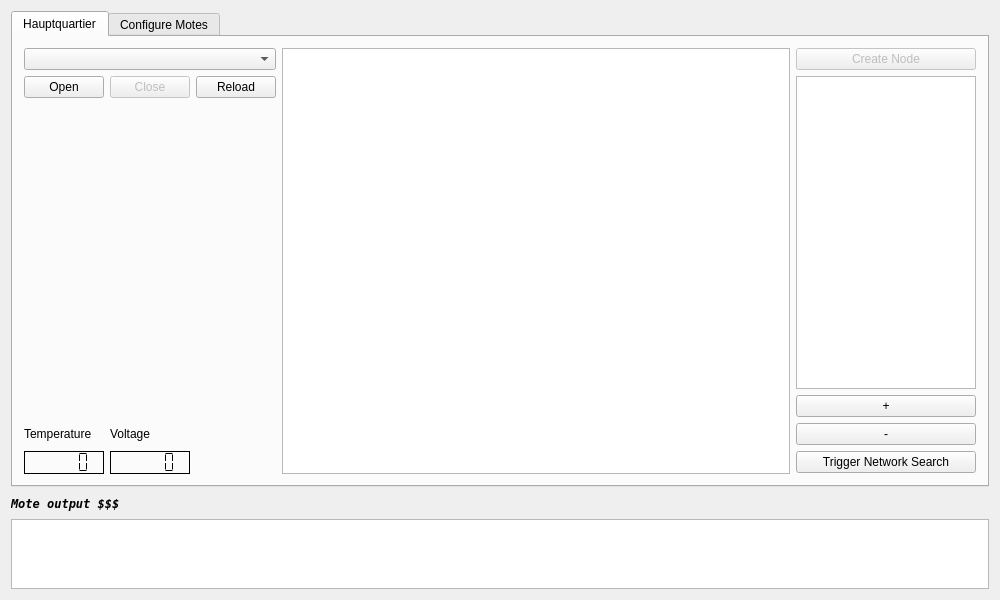
Old version of the form gui/mainwindow.ui in the repository heat1q/plant.io.
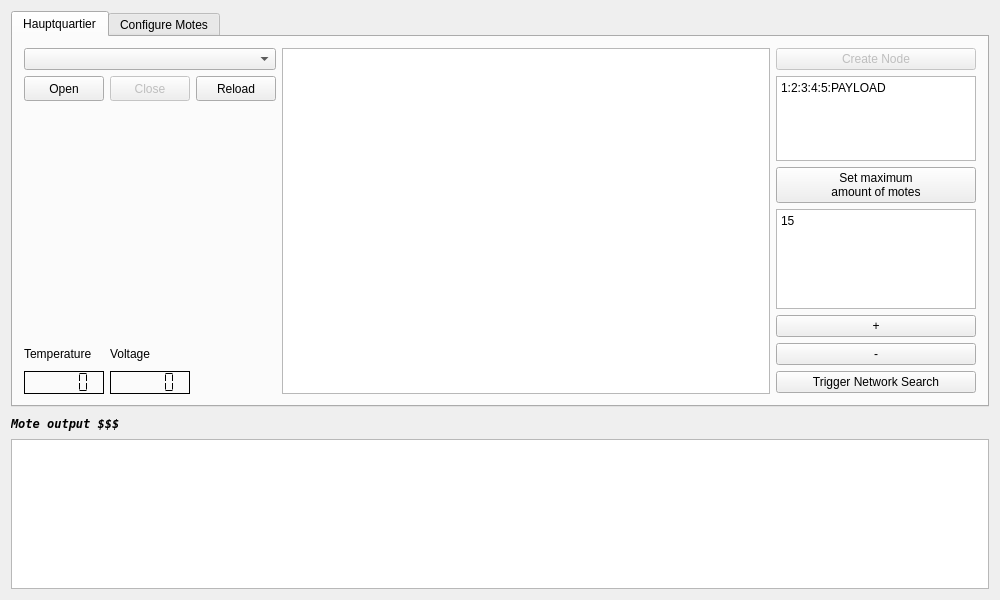
New version of the form.

Commit message: Updated Layout. Added setmax button. Changed window name. Etc.

```diff
--- a/gui/mainwindow.ui
+++ b/gui/mainwindow.ui
@@ -28,15 +28,8 @@
         <property name="horizontalSpacing">
          <number>6</number>
         </property>
-        <item row="6" column="1">
-         <widget class="QLabel" name="label_volt">
-          <property name="text">
-           <string>Voltage</string>
-          </property>
-         </widget>
-        </item>
-        <item row="7" column="1">
-         <widget class="QLCDNumber" name="lcdNumber_voltage">
+        <item row="8" column="0">
+         <widget class="QLCDNumber" name="lcdNumber_light">
           <property name="font">
            <font>
             <family>DejaVu Sans Mono</family>
@@ -56,16 +49,19 @@
           </property>
          </widget>
         </item>
-        <item row="5" column="4">
-         <widget class="QPushButton" name="pushButton_zoomin">
+        <item row="1" column="2">
+         <widget class="QPushButton" name="pushButton_reload">
+          <property name="enabled">
+           <bool>true</bool>
+          </property>
           <property name="maximumSize">
            <size>
-            <width>180</width>
-            <height>16777215</height>
+            <width>100000</width>
+            <height>25</height>
            </size>
           </property>
           <property name="text">
-           <string>+</string>
+           <string>Reload</string>
           </property>
          </widget>
         </item>
@@ -74,38 +70,130 @@
           <property name="enabled">
            <bool>false</bool>
           </property>
+          <property name="maximumSize">
+           <size>
+            <width>100000</width>
+            <height>25</height>
+           </size>
+          </property>
           <property name="text">
            <string>Close</string>
           </property>
          </widget>
         </item>
-        <item row="0" column="4">
-         <widget class="QPushButton" name="pushButton_create">
-          <property name="enabled">
-           <bool>false</bool>
-          </property>
-          <property name="maximumSize">
-           <size>
-            <width>180</width>
-            <height>16777215</height>
-           </size>
-          </property>
-          <property name="text">
-           <string>Create Node</string>
-          </property>
-         </widget>
-        </item>
         <item row="7" column="4">
+         <widget class="QPushButton" name="pushButton_zoomout">
+          <property name="sizePolicy">
+           <sizepolicy hsizetype="Fixed" vsizetype="Fixed">
+            <horstretch>0</horstretch>
+            <verstretch>0</verstretch>
+           </sizepolicy>
+          </property>
+          <property name="minimumSize">
+           <size>
+            <width>200</width>
+            <height>0</height>
+           </size>
+          </property>
+          <property name="maximumSize">
+           <size>
+            <width>200</width>
+            <height>16777215</height>
+           </size>
+          </property>
+          <property name="baseSize">
+           <size>
+            <width>0</width>
+            <height>0</height>
+           </size>
+          </property>
+          <property name="text">
+           <string>-</string>
+          </property>
+         </widget>
+        </item>
+        <item row="1" column="4" rowspan="2">
+         <widget class="QPlainTextEdit" name="plainTextEdit_create">
+          <property name="sizePolicy">
+           <sizepolicy hsizetype="Fixed" vsizetype="Expanding">
+            <horstretch>0</horstretch>
+            <verstretch>0</verstretch>
+           </sizepolicy>
+          </property>
+          <property name="minimumSize">
+           <size>
+            <width>200</width>
+            <height>0</height>
+           </size>
+          </property>
+          <property name="maximumSize">
+           <size>
+            <width>200</width>
+            <height>16777215</height>
+           </size>
+          </property>
+          <property name="baseSize">
+           <size>
+            <width>0</width>
+            <height>0</height>
+           </size>
+          </property>
+          <property name="plainText">
+           <string>1:2:3:4:5:PAYLOAD</string>
+          </property>
+          <property name="tabStopWidth">
+           <number>80</number>
+          </property>
+         </widget>
+        </item>
+        <item row="4" column="4" rowspan="2">
+         <widget class="QPlainTextEdit" name="plainTextEdit_setmax">
+          <property name="sizePolicy">
+           <sizepolicy hsizetype="Fixed" vsizetype="Expanding">
+            <horstretch>0</horstretch>
+            <verstretch>0</verstretch>
+           </sizepolicy>
+          </property>
+          <property name="minimumSize">
+           <size>
+            <width>200</width>
+            <height>100</height>
+           </size>
+          </property>
+          <property name="maximumSize">
+           <size>
+            <width>200</width>
+            <height>100000</height>
+           </size>
+          </property>
+          <property name="baseSize">
+           <size>
+            <width>0</width>
+            <height>0</height>
+           </size>
+          </property>
+          <property name="plainText">
+           <string>15</string>
+          </property>
+         </widget>
+        </item>
+        <item row="8" column="4">
          <widget class="QPushButton" name="pushButton_explore">
           <property name="sizePolicy">
-           <sizepolicy hsizetype="Minimum" vsizetype="Fixed">
+           <sizepolicy hsizetype="Fixed" vsizetype="Fixed">
             <horstretch>0</horstretch>
             <verstretch>0</verstretch>
            </sizepolicy>
           </property>
+          <property name="minimumSize">
+           <size>
+            <width>200</width>
+            <height>0</height>
+           </size>
+          </property>
           <property name="maximumSize">
            <size>
-            <width>180</width>
+            <width>200</width>
             <height>16777215</height>
            </size>
           </property>
@@ -114,18 +202,14 @@
           </property>
          </widget>
         </item>
-        <item row="1" column="2">
-         <widget class="QPushButton" name="pushButton_reload">
-          <property name="enabled">
-           <bool>true</bool>
-          </property>
-          <property name="text">
-           <string>Reload</string>
-          </property>
-         </widget>
-        </item>
-        <item row="0" column="3" rowspan="8">
+        <item row="0" column="3" rowspan="9">
          <widget class="QGraphicsView" name="graphicsView_networkgraph">
+          <property name="maximumSize">
+           <size>
+            <width>4201337</width>
+            <height>4201337</height>
+           </size>
+          </property>
           <property name="toolTip">
            <string> Network Tree Visualization. Press button below to init.</string>
           </property>
@@ -137,89 +221,167 @@
           </property>
          </widget>
         </item>
-        <item row="6" column="4">
-         <widget class="QPushButton" name="pushButton_zoomout">
-          <property name="maximumSize">
-           <size>
-            <width>180</width>
-            <height>16777215</height>
-           </size>
-          </property>
-          <property name="text">
-           <string>-</string>
-          </property>
-         </widget>
-        </item>
-        <item row="0" column="0" colspan="3">
-         <widget class="QComboBox" name="comboBox_Interface"/>
-        </item>
-        <item row="7" column="0">
-         <widget class="QLCDNumber" name="lcdNumber_light">
-          <property name="font">
-           <font>
-            <family>DejaVu Sans Mono</family>
-            <weight>75</weight>
-            <italic>true</italic>
-            <bold>true</bold>
-           </font>
-          </property>
-          <property name="frameShape">
-           <enum>QFrame::Box</enum>
-          </property>
-          <property name="frameShadow">
-           <enum>QFrame::Plain</enum>
-          </property>
-          <property name="segmentStyle">
-           <enum>QLCDNumber::Flat</enum>
-          </property>
-         </widget>
-        </item>
         <item row="1" column="0">
          <widget class="QPushButton" name="pushButton_open">
+          <property name="minimumSize">
+           <size>
+            <width>0</width>
+            <height>25</height>
+           </size>
+          </property>
+          <property name="maximumSize">
+           <size>
+            <width>100000</width>
+            <height>25</height>
+           </size>
+          </property>
           <property name="text">
            <string>Open</string>
           </property>
          </widget>
         </item>
-        <item row="6" column="0">
+        <item row="3" column="4">
+         <widget class="QPushButton" name="pushButton_setmax">
+          <property name="sizePolicy">
+           <sizepolicy hsizetype="Fixed" vsizetype="Fixed">
+            <horstretch>0</horstretch>
+            <verstretch>0</verstretch>
+           </sizepolicy>
+          </property>
+          <property name="minimumSize">
+           <size>
+            <width>200</width>
+            <height>0</height>
+           </size>
+          </property>
+          <property name="maximumSize">
+           <size>
+            <width>200</width>
+            <height>16777215</height>
+           </size>
+          </property>
+          <property name="baseSize">
+           <size>
+            <width>0</width>
+            <height>0</height>
+           </size>
+          </property>
+          <property name="text">
+           <string>Set maximum 
+amount of motes</string>
+          </property>
+         </widget>
+        </item>
+        <item row="8" column="1">
+         <widget class="QLCDNumber" name="lcdNumber_voltage">
+          <property name="font">
+           <font>
+            <family>DejaVu Sans Mono</family>
+            <weight>75</weight>
+            <italic>true</italic>
+            <bold>true</bold>
+           </font>
+          </property>
+          <property name="frameShape">
+           <enum>QFrame::Box</enum>
+          </property>
+          <property name="frameShadow">
+           <enum>QFrame::Plain</enum>
+          </property>
+          <property name="segmentStyle">
+           <enum>QLCDNumber::Flat</enum>
+          </property>
+         </widget>
+        </item>
+        <item row="7" column="1">
+         <widget class="QLabel" name="label_volt">
+          <property name="text">
+           <string>Voltage</string>
+          </property>
+         </widget>
+        </item>
+        <item row="6" column="4">
+         <widget class="QPushButton" name="pushButton_zoomin">
+          <property name="sizePolicy">
+           <sizepolicy hsizetype="Fixed" vsizetype="Fixed">
+            <horstretch>0</horstretch>
+            <verstretch>0</verstretch>
+           </sizepolicy>
+          </property>
+          <property name="minimumSize">
+           <size>
+            <width>200</width>
+            <height>0</height>
+           </size>
+          </property>
+          <property name="maximumSize">
+           <size>
+            <width>200</width>
+            <height>16777215</height>
+           </size>
+          </property>
+          <property name="baseSize">
+           <size>
+            <width>0</width>
+            <height>0</height>
+           </size>
+          </property>
+          <property name="text">
+           <string>+</string>
+          </property>
+         </widget>
+        </item>
+        <item row="0" column="4">
+         <widget class="QPushButton" name="pushButton_create">
+          <property name="enabled">
+           <bool>false</bool>
+          </property>
+          <property name="sizePolicy">
+           <sizepolicy hsizetype="Fixed" vsizetype="Fixed">
+            <horstretch>0</horstretch>
+            <verstretch>0</verstretch>
+           </sizepolicy>
+          </property>
+          <property name="minimumSize">
+           <size>
+            <width>200</width>
+            <height>0</height>
+           </size>
+          </property>
+          <property name="maximumSize">
+           <size>
+            <width>200</width>
+            <height>16777215</height>
+           </size>
+          </property>
+          <property name="baseSize">
+           <size>
+            <width>0</width>
+            <height>0</height>
+           </size>
+          </property>
+          <property name="text">
+           <string>Create Node</string>
+          </property>
+         </widget>
+        </item>
+        <item row="0" column="0" colspan="3">
+         <widget class="QComboBox" name="comboBox_Interface">
+          <property name="maximumSize">
+           <size>
+            <width>100000</width>
+            <height>25</height>
+           </size>
+          </property>
+         </widget>
+        </item>
+        <item row="7" column="0">
          <widget class="QLabel" name="label_light">
           <property name="text">
            <string>Temperature</string>
           </property>
          </widget>
         </item>
-        <item row="2" column="0" rowspan="3" colspan="3">
-         <spacer name="verticalSpacer">
-          <property name="orientation">
-           <enum>Qt::Vertical</enum>
-          </property>
-          <property name="sizeHint" stdset="0">
-           <size>
-            <width>20</width>
-            <height>40</height>
-           </size>
-          </property>
-         </spacer>
-        </item>
-        <item row="1" column="4" rowspan="4">
-         <widget class="QPlainTextEdit" name="plainTextEdit_create">
-          <property name="sizePolicy">
-           <sizepolicy hsizetype="Minimum" vsizetype="Expanding">
-            <horstretch>0</horstretch>
-            <verstretch>0</verstretch>
-           </sizepolicy>
-          </property>
-          <property name="maximumSize">
-           <size>
-            <width>180</width>
-            <height>16777215</height>
-           </size>
-          </property>
-          <property name="tabStopWidth">
-           <number>80</number>
-          </property>
-         </widget>
-        </item>
        </layout>
       </widget>
       <widget class="QWidget" name="tab2">
@@ -389,6 +551,24 @@
       <property name="enabled">
        <bool>true</bool>
       </property>
+      <property name="sizePolicy">
+       <sizepolicy hsizetype="Expanding" vsizetype="Fixed">
+        <horstretch>0</horstretch>
+        <verstretch>0</verstretch>
+       </sizepolicy>
+      </property>
+      <property name="minimumSize">
+       <size>
+        <width>0</width>
+        <height>150</height>
+       </size>
+      </property>
+      <property name="maximumSize">
+       <size>
+        <width>1000000</width>
+        <height>150</height>
+       </size>
+      </property>
       <property name="inputMethodHints">
        <set>Qt::ImhNone</set>
       </property>
```
Left out of the diff: 14 changed lines with no effect on the pictures. The commit also changes 2 other files.
